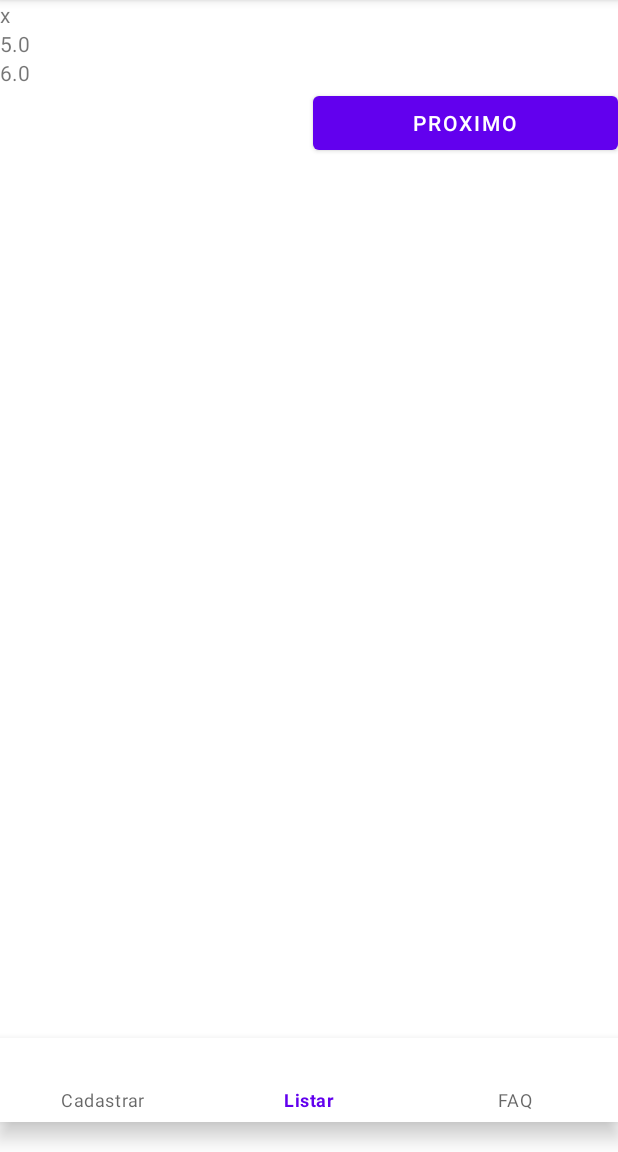
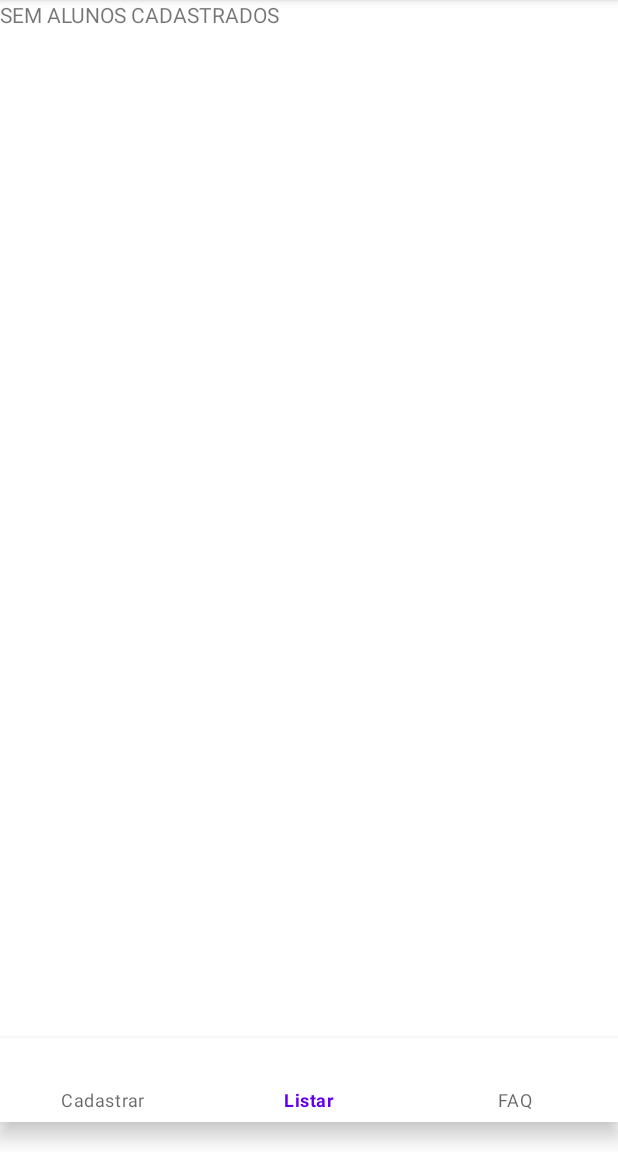
Before and after one commit to tommymolto/aulakotlin, an Android app: the screen it shows after launch (HomeActivity), item 2 of the bottom bar chosen, on a phone screen of 412 x 824 dp, the part 84-1236 px from its top. Run offline under Robolectric (Android 15) with nearby library versions, the phone set to English and light mode, and no system bars; our stand-ins replace navigation-ui.

Commit message:
versao atual

```diff
--- a/app/src/main/java/br/edu/infnet/android/ex01/fragment/AlunoFragment.kt
+++ b/app/src/main/java/br/edu/infnet/android/ex01/fragment/AlunoFragment.kt
@@ -14,8 +14,11 @@ import androidx.fragment.app.activityViewModels
 import androidx.lifecycle.Observer
 import androidx.lifecycle.ViewModelProvider
 import androidx.navigation.fragment.findNavController
+import androidx.recyclerview.widget.DividerItemDecoration
+import androidx.recyclerview.widget.LinearLayoutManager
 import br.edu.infnet.android.ex01.HomeActivity
 import br.edu.infnet.android.ex01.R
+import br.edu.infnet.android.ex01.adapter.ListaAlunoAdapter
 import br.edu.infnet.android.ex01.model.Aluno
 import br.edu.infnet.android.ex01.model.Turma
 import br.edu.infnet.android.ex01.viewmodel.TurmaViewModel
@@ -26,102 +29,37 @@ import kotlinx.serialization.json.Json
 
 
 class AlunoFragment : Fragment() {
-    // TODO: Rename and change types of parameters
 
     private  val turmaViewModel: TurmaViewModel by activityViewModels()
-    //private lateinit var turma: Turma
-    private lateinit var alunos: List<Aluno>
-    private var indice = 0
     override fun onCreate(savedInstanceState: Bundle?) {
         super.onCreate(savedInstanceState)
-
     }
 
     override fun onCreateView(
         inflater: LayoutInflater, container: ViewGroup?,
         savedInstanceState: Bundle?
     ): View? {
-
         return inflater.inflate(R.layout.fragment_aluno, container, false)
     }
-    private fun subscribe(){
-        Log.d("OBSERVE", "subscribe")
 
-        turmaViewModel.alunos.observe(viewLifecycleOwner, Observer {
-            Log.d("OBSERVE", "AQUI")
-            Log.d("OBSERVE", it.size.toString())
-            // Se o valor não for nulo, nem vazio ou espaços
-            if(it != null && it.isNotEmpty()){
-                // torna as Views visíveis
-                llAluno.visibility = View.VISIBLE
-                tvSemAlunos.visibility = View.INVISIBLE
-                alunos = it
-                navegaAluno()
-            } else { // caso contrário, esconde as Views
-                tvSemAlunos.visibility = View.VISIBLE
-                llAluno.visibility = View.INVISIBLE
-            }
-        })
-    }
-    fun hasNext(){
-        //if(indice < (turma.alunos.size -1)){
-        if(indice < (alunos.size -1)){
-            btProximo.visibility = View.VISIBLE
+    override fun onViewCreated(view: View, savedInstanceState: Bundle?) {
+        super.onViewCreated(view, savedInstanceState)
+        lista_alunos.layoutManager =
+            LinearLayoutManager(activity)
+        lista_alunos.addItemDecoration(
+            DividerItemDecoration(activity, DividerItemDecoration.VERTICAL)
+        )
+        if(turmaViewModel.alunos.value?.isNotEmpty() == true){
+            lista_alunos.visibility = View.VISIBLE
+            tvSemAlunos.visibility = View.INVISIBLE
+            lista_alunos.adapter = ListaAlunoAdapter(turmaViewModel.alunos.value!!)
         }else{
-            btProximo.visibility = View.INVISIBLE
-        }
-    }
-    fun hasPrevious(){
-        if(indice > 0){
-            btAnterior.visibility = View.VISIBLE
-        }else{
-            btAnterior.visibility = View.INVISIBLE
-        }
-    }
-    fun navegaAluno(){
-        //if(turma.alunos?.isEmpty() == true) {
-        if(this::alunos.isInitialized) {
-            llAluno.visibility = View.VISIBLE
-            tvSemAlunos.visibility = View.INVISIBLE
-            txtNome.text = alunos[indice].nome
-            txtNotaUm.text = alunos[indice].notaUm.toString()
-            txtNotaDois.text = alunos[indice].notaDois.toString()
-            hasNext()
-            hasPrevious()
-
-        }else{
-
+            lista_alunos.visibility = View.INVISIBLE
             tvSemAlunos.visibility = View.VISIBLE
-            llAluno.visibility = View.INVISIBLE
         }
 
-
-    }
-    override fun onViewCreated(view: View, savedInstanceState: Bundle?) {
-        super.onViewCreated(view, savedInstanceState)
-//        activity?.let {
-//            turmaViewModel = ViewModelProvider(this).get(TurmaViewModel::class.java)
-//        }
-        val al = Aluno("x",5.0,6.0)
-        val al2 = Aluno("x1",5.0,6.0)
-        val al3 = Aluno("x2",5.0,6.0)
-        turmaViewModel.addAluno(al)
-        turmaViewModel.addAluno(al3)
-        turmaViewModel.addAluno(al2)
-        Log.d("turmaViewModel", turmaViewModel.alunos.value.toString())
-        subscribe()
-        navegaAluno()
-        btAnterior.setOnClickListener {
-            _ ->
-            indice--
-            navegaAluno()
-        }
-        btProximo.setOnClickListener {
-                _ ->
-            indice++
-            navegaAluno()
-        }
     }
 
 
+
 }
--- a/app/src/main/java/br/edu/infnet/android/ex01/model/Duvida.kt
+++ b/app/src/main/java/br/edu/infnet/android/ex01/model/Duvida.kt
@@ -1,4 +1,7 @@
 package br.edu.infnet.android.ex01.model
 
+import java.util.*
+
 class Duvida(val pergunta: String,
-               val resposta: String)
+               val resposta: String,
+val imagem: ResourceBundle)
--- a/app/src/main/java/br/edu/infnet/android/ex01/viewmodel/TurmaViewModel.kt
+++ b/app/src/main/java/br/edu/infnet/android/ex01/viewmodel/TurmaViewModel.kt
@@ -18,4 +18,7 @@ class TurmaViewModel: ViewModel() {
         Log.d("TOTAL", _alunos.value.toString())
 
     }
+    fun removeAluno(_aluno: Aluno): Unit{
+        _alunos.value = _alunos.value?.minus(_aluno).apply {  }
+    }
 }
--- a/app/src/main/res/layout/fragment_aluno.xml
+++ b/app/src/main/res/layout/fragment_aluno.xml
@@ -13,51 +13,10 @@
         android:text="SEM ALUNOS CADASTRADOS"
         android:visibility="invisible" />
 
-    <LinearLayout
-        android:id="@+id/llAluno"
+    <androidx.recyclerview.widget.RecyclerView
+        android:id="@+id/lista_alunos"
         android:layout_width="match_parent"
-        android:layout_height="wrap_content"
-        android:orientation="vertical"
-        android:visibility="visible">
-
-        <TextView
-            android:id="@+id/txtNome"
-            android:layout_width="match_parent"
-            android:layout_height="wrap_content"
-            android:text="@string/hello_blank_fragment" />
-
-        <TextView
-            android:id="@+id/txtNotaUm"
-            android:layout_width="match_parent"
-            android:layout_height="wrap_content"
-            android:text="TextView" />
-
-        <TextView
-            android:id="@+id/txtNotaDois"
-            android:layout_width="match_parent"
-            android:layout_height="wrap_content"
-            android:text="TextView" />
-
-        <LinearLayout
-            android:layout_width="match_parent"
-            android:layout_height="match_parent"
-            android:orientation="horizontal">
-
-            <Button
-                android:id="@+id/btAnterior"
-                android:layout_width="wrap_content"
-                android:layout_height="wrap_content"
-                android:layout_weight="1"
-                android:text="Anterior" />
-
-            <Button
-                android:id="@+id/btProximo"
-                android:layout_width="wrap_content"
-                android:layout_height="wrap_content"
-                android:layout_weight="1"
-                android:text="Proximo" />
-        </LinearLayout>
-
-    </LinearLayout>
+        android:layout_height="match_parent"
+        android:clipChildren="false" />
 
 </FrameLayout>
```
Also changed, not shown: app/src/main/java/br/edu/infnet/android/ex01/adapter/ListaAlunoAdapter.kt (added, +44 -0 lines), app/src/main/java/br/edu/infnet/android/ex01/fragment/CadastroAlunoFragment.kt (+12 -0 lines), app/src/main/res/layout/aluno_card.xml (added, +62 -0 lines).
